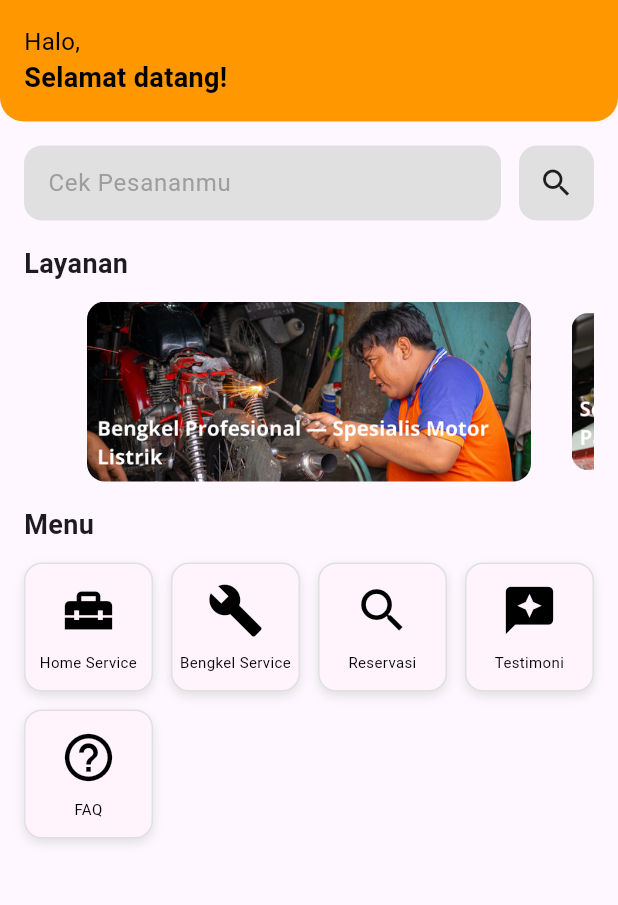
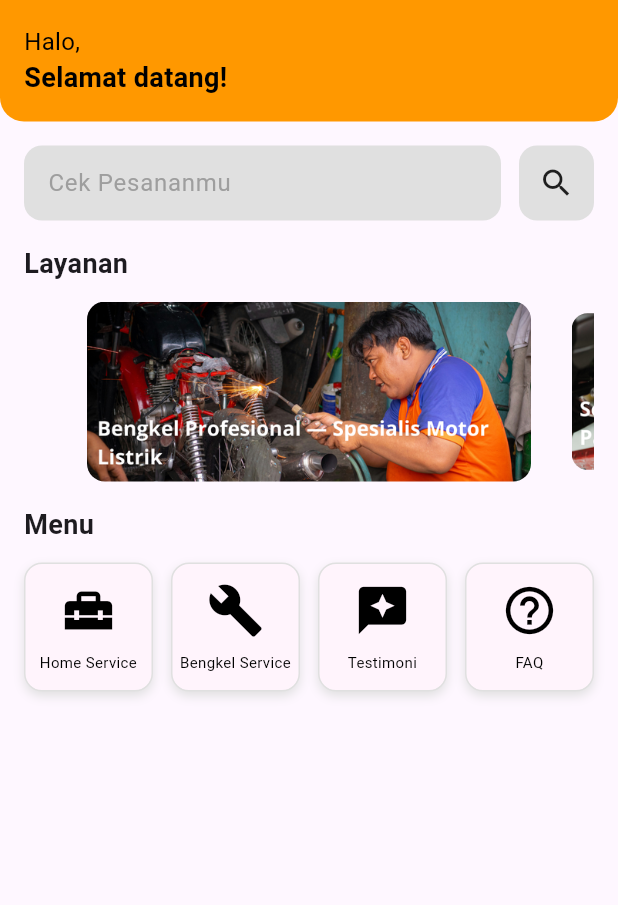
Before and after one commit to piezzy/flutter_selismolishoki, a Flutter app: the screen it shows after launch, on a phone screen of 412 x 824 dp, the part 84-989 px from its top. Run offline on Flutter 3.47's test engine with Material 3 defaults, Android fonts, the phone set to English and light mode, and no system bars; drawn by our look-alikes of carousel_slider; our stand-ins replace flutter_map, geolocator, image_picker, latlong2.

Commit message:
"Delete Reservasi Button from home page, fix bengkel service button."

```diff
--- a/lib/screens/FAQ_screen.dart
+++ b/lib/screens/FAQ_screen.dart
@@ -71,3 +71,6 @@ class FAQPage extends StatelessWidget {
     );
   }
 }
+
+
+//to do revisi UI
--- a/lib/screens/home_screen.dart
+++ b/lib/screens/home_screen.dart
@@ -224,11 +224,6 @@ class _HomeScreenState extends State<HomeScreen> {
                         'page': BengkelServiceScreen(),
                       },
                       {
-                        'icon': Icons.search,
-                        'label': 'Reservasi',
-                        'page': SearchReservationPage(),
-                      },
-                      {
                         'icon': Icons.reviews,
                         'label': 'Testimoni',
                         'page': TestimonialPage(),
@@ -303,3 +298,5 @@ class _HomeScreenState extends State<HomeScreen> {
     );
   }
 }
+
+//todo revisi UI
--- a/lib/screens/homeservice_screen.dart
+++ b/lib/screens/homeservice_screen.dart
@@ -696,7 +696,7 @@ class _HomeServiceScreenState extends State<HomeServiceScreen> {
       'waktu_selesai': _selectedEndTime,
       'gambar': _selectedImage?.path,
     };
-
+    //todo : submit to API, Tunggu API selesai
     print('Form submitted: $formData');
 
     ScaffoldMessenger.of(context).showSnackBar(
```
Also changed, not shown: lib/screens/bengkelservice_screen.dart (+2 -8 lines).
